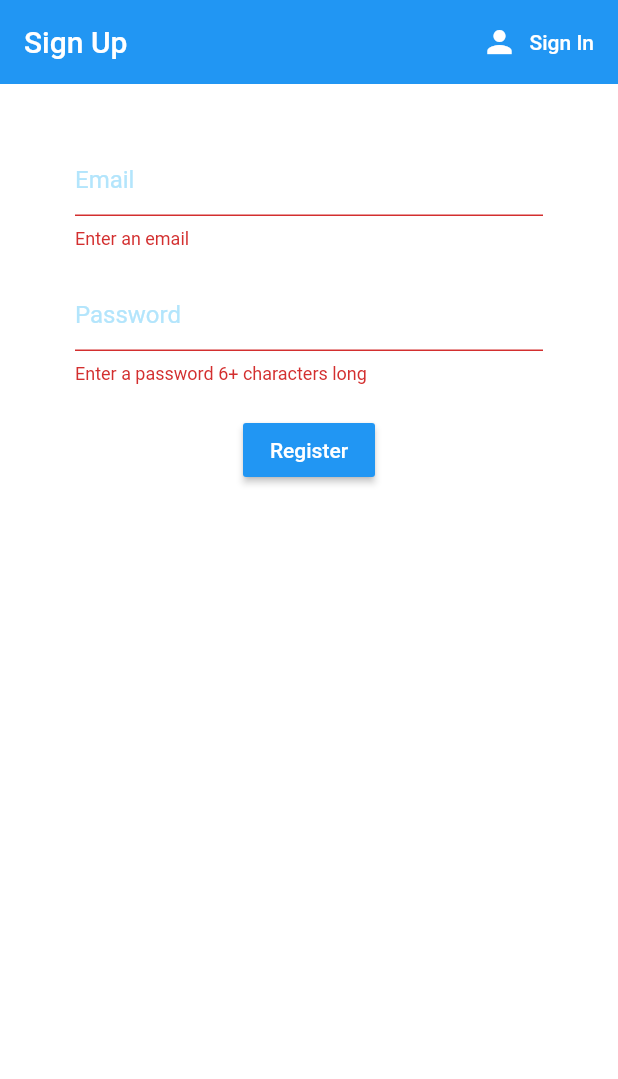
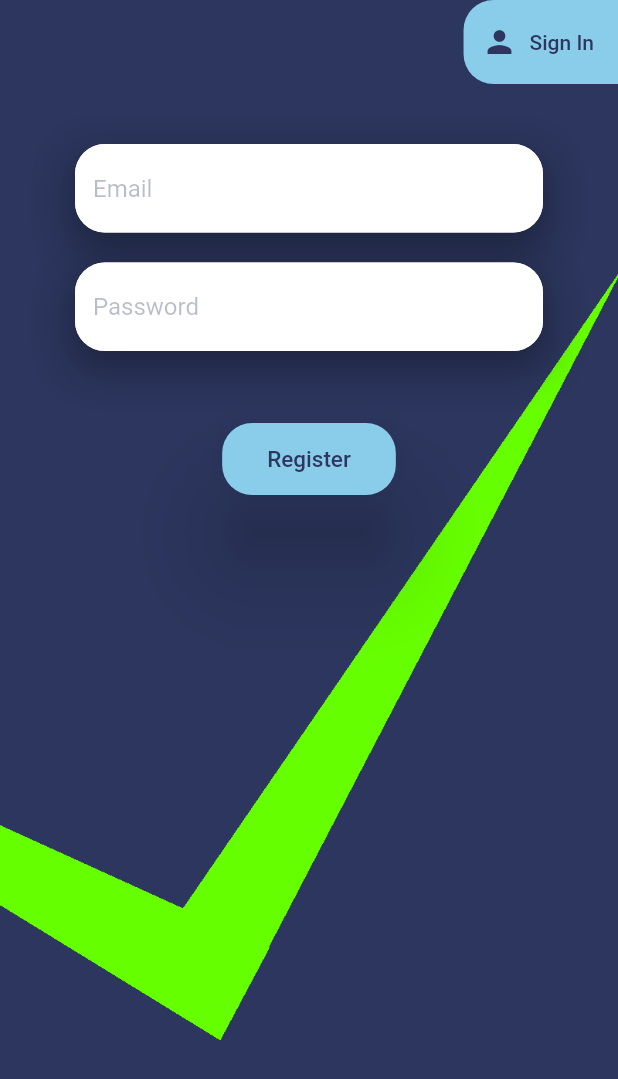
Before and after one commit to TBarmak/retask, a Flutter app: the screen it shows after launch, after a tap on "Sign in", after a tap on "Register", on a phone screen of 412 x 824 dp. Shown: the top 1079 px of the screen. Run offline on Flutter 3.47's test engine with Material 2 defaults, Android fonts, the light colour scheme and no system bars; our stand-ins replace cloud_firestore, firebase_auth, firebase_core, flutter_spinkit, numberpicker, rflutter_alert; accounts and stored records are empty.

Commit message:
Stylize sign-in and register screens
The authenticate widget is now a wrapper for two separate widgets for signing in and registering. There is now an animation between the sign-in and register widgets.

The colors of the widgets are set according to a theme in the constants.dart file. The current theme has a dark blue as the main color, with light blue and bright green accents.

```diff
--- a/lib/screens/authenticate/authenticate.dart
+++ b/lib/screens/authenticate/authenticate.dart
@@ -1,6 +1,7 @@
 import 'package:flutter/material.dart';
-import 'package:retask/screens/loading.dart';
-import 'package:retask/services/auth.dart';
+import 'package:retask/screens/authenticate/register.dart';
+import 'package:retask/screens/authenticate/sign_in.dart';
+import 'package:retask/shared/constants.dart';
 
 class Authenticate extends StatefulWidget {
   @override
@@ -8,137 +9,54 @@ class Authenticate extends StatefulWidget {
 }
 
 class _AuthenticateState extends State<Authenticate> {
-  final TextEditingController _emailController = new TextEditingController();
-  final TextEditingController _passwordController = new TextEditingController();
-
-  final AuthService _auth = AuthService();
-  final _formKey = GlobalKey<FormState>();
-
-  String email = '';
-  String password = '';
-  String error = '';
-
   /// Boolean used to show sign-in screen or register screen
   bool signIn = true;
 
-  /// Boolean used to show the loading screen
-  bool loading = false;
-
   @override
   Widget build(BuildContext context) {
-    return loading
-        ? Loading()
-        : Scaffold(
-            backgroundColor: Colors.white,
+    return Scaffold(
+        resizeToAvoidBottomInset: false,
+        backgroundColor: backgroundColor,
         appBar: AppBar(
-              backgroundColor: Colors.blue,
+          backgroundColor: backgroundColor,
           elevation: 0.0,
-              title: Text(signIn ? 'Sign In' : 'Sign Up'),
           actions: [
-                FlatButton.icon(
-                  icon: Icon(
-                    Icons.person,
-                    color: Colors.white,
-                  ),
+            Container(
+              decoration: BoxDecoration(
+                  color: accentColor1,
+                  borderRadius: BorderRadius.only(
+                      topLeft: Radius.circular(20),
+                      bottomLeft: Radius.circular(20))),
+              child: FlatButton.icon(
+                icon: Icon(Icons.person, color: backgroundColor),
                 label: Text(signIn ? 'Register' : 'Sign In',
-                      style: TextStyle(color: Colors.white)),
+                    style: TextStyle(color: backgroundColor)),
                 onPressed: () {
                   setState(() {
                     signIn = !signIn;
-                      _emailController.clear();
-                      _passwordController.clear();
-                      error = '';
-                      email = '';
-                      password = '';
                   });
                 },
+              ),
             )
           ],
         ),
-            body: Container(
-              padding: EdgeInsets.symmetric(vertical: 20, horizontal: 50),
-              child: Form(
-                  key: _formKey,
-                  child: Column(
+        body: Stack(
           children: [
-                      SizedBox(height: 20),
-                      TextFormField(
-                        controller: _emailController,
-                        validator: (val) =>
-                            val.isEmpty ? 'Enter an email' : null,
-                        onChanged: (val) {
-                          setState(() => email = val);
-                        },
-                        decoration: InputDecoration(
-                          hintText: "Email",
-                          hintStyle: TextStyle(color: Colors.lightBlue[100]),
-                          enabledBorder: UnderlineInputBorder(
-                              borderSide:
-                                  BorderSide(color: Colors.blue, width: 2.0)),
-                          focusedBorder: UnderlineInputBorder(
-                              borderSide:
-                                  BorderSide(color: Colors.blue, width: 2.0)),
+            Container(
+              decoration: BoxDecoration(
+                  image: DecorationImage(
+                      image: AssetImage("assets/check.png"),
+                      fit: BoxFit.fitWidth)),
             ),
+            AnimatedSwitcher(
+              child: signIn ? SignIn() : Register(),
+              transitionBuilder: (Widget child, Animation<double> animation) =>
+                  ScaleTransition(child: child, scale: animation),
+              duration: Duration(milliseconds: 500),
+              switchInCurve: Curves.bounceInOut,
+              switchOutCurve: Curves.easeInExpo,
             ),
-                      SizedBox(height: 20),
-                      TextFormField(
-                        controller: _passwordController,
-                        validator: (val) => val.length < 6
-                            ? 'Enter a password 6+ characters long'
-                            : null,
-                        obscureText: true,
-                        onChanged: (val) {
-                          setState(() => password = val);
-                        },
-                        decoration: InputDecoration(
-                          hintText: "Password",
-                          hintStyle: TextStyle(color: Colors.lightBlue[100]),
-                          enabledBorder: UnderlineInputBorder(
-                              borderSide:
-                                  BorderSide(color: Colors.blue, width: 2.0)),
-                          focusedBorder: UnderlineInputBorder(
-                              borderSide:
-                                  BorderSide(color: Colors.blue, width: 2.0)),
-                        ),
-                      ),
-                      SizedBox(height: 20),
-                      RaisedButton(
-                        color: Colors.blue,
-                        child: Text(signIn ? 'Sign in' : 'Register',
-                            style: TextStyle(color: Colors.white)),
-                        onPressed: () async {
-                          if (_formKey.currentState.validate()) {
-                            setState(() => loading = true);
-                            if (signIn) {
-                              dynamic result = await _auth
-                                  .signInWithEmailAndPassword(email, password);
-                              if (result == null) {
-                                setState(() {
-                                  loading = false;
-                                  error =
-                                      'Could not sign in with those credentials';
-                                });
-                              }
-                            } else {
-                              dynamic result =
-                                  await _auth.registerWithEmailAndPassword(
-                                      email, password);
-                              if (result == null) {
-                                setState(() {
-                                  loading = false;
-                                  error = 'Please supply a valid email';
-                                });
+          ],
+        ));
   }
 }
-                          }
-                        },
-                      ),
-                      SizedBox(height: 12),
-                      Text(error,
-                          style: TextStyle(color: Colors.red, fontSize: 14.0))
-                    ],
-                  )),
-            ),
-          );
-  }
-}
--- /dev/null
+++ b/lib/screens/authenticate/register.dart
@@ -0,0 +1,114 @@
+import 'package:flutter/material.dart';
+import 'package:retask/screens/loading.dart';
+import 'package:retask/services/auth.dart';
+import 'package:retask/shared/constants.dart';
+
+class Register extends StatefulWidget {
+  @override
+  _RegisterState createState() => _RegisterState();
+}
+
+class _RegisterState extends State<Register> {
+  final TextEditingController _emailController = new TextEditingController();
+  final TextEditingController _passwordController = new TextEditingController();
+
+  final AuthService _auth = AuthService();
+  final _formKey = GlobalKey<FormState>();
+
+  String email = '';
+  String password = '';
+  String error = '';
+
+  /// Boolean used to show the loading screen
+  bool loading = false;
+
+  @override
+  Widget build(BuildContext context) {
+    return loading
+        ? Loading()
+        : Container(
+            padding: EdgeInsets.symmetric(vertical: 20, horizontal: 50),
+            child: Form(
+                key: _formKey,
+                child: Column(
+                  children: [
+                    SizedBox(height: 20),
+                    Container(
+                      child: TextFormField(
+                        style: TextStyle(color: backgroundColor),
+                        controller: _emailController,
+                        validator: (val) =>
+                            val.isEmpty ? 'Enter an email' : null,
+                        onChanged: (val) {
+                          setState(() => email = val);
+                        },
+                        decoration:
+                            textInputDecoration.copyWith(hintText: 'Email'),
+                      ),
+                      decoration: BoxDecoration(boxShadow: [
+                        BoxShadow(
+                            color: Colors.black38,
+                            blurRadius: 25,
+                            offset: Offset(0, 10))
+                      ]),
+                    ),
+                    SizedBox(height: 20),
+                    Container(
+                      child: TextFormField(
+                        style: TextStyle(color: backgroundColor),
+                        controller: _passwordController,
+                        validator: (val) => val.length < 6
+                            ? 'Enter a password 6+ characters long'
+                            : null,
+                        obscureText: true,
+                        onChanged: (val) {
+                          setState(() => password = val);
+                        },
+                        decoration:
+                            textInputDecoration.copyWith(hintText: 'Password'),
+                      ),
+                      decoration: BoxDecoration(boxShadow: [
+                        BoxShadow(
+                            color: Colors.black38,
+                            blurRadius: 25,
+                            offset: Offset(0, 10))
+                      ]),
+                    ),
+                    SizedBox(height: 20),
+                    SizedBox(
+                      width: 200,
+                      child: Text(error,
+                          style:
+                              TextStyle(color: accentColor1, fontSize: 14.0)),
+                    ),
+                    SizedBox(height: 12),
+                    RaisedButton(
+                      elevation: 25,
+                      padding:
+                          EdgeInsets.symmetric(vertical: 15, horizontal: 30),
+                      color: accentColor1,
+                      shape: RoundedRectangleBorder(
+                          borderRadius: BorderRadius.circular(20)),
+                      child: Text('Register',
+                          style:
+                              TextStyle(color: backgroundColor, fontSize: 15)),
+                      onPressed: () async {
+                        if (_formKey.currentState.validate()) {
+                          setState(() => loading = true);
+                          dynamic result = await _auth
+                              .registerWithEmailAndPassword(email, password);
+                          if (result == null) {
+                            setState(() {
+                              loading = false;
+                              error =
+                                  'Could not register with those credentials.';
+                            });
+                          }
+                        }
+                      },
+                    ),
+                  ],
+                )),
+          );
+  }
+}
--- /dev/null
+++ b/lib/screens/authenticate/sign_in.dart
@@ -0,0 +1,113 @@
+import 'package:flutter/material.dart';
+import 'package:retask/screens/loading.dart';
+import 'package:retask/services/auth.dart';
+import 'package:retask/shared/constants.dart';
+
+class SignIn extends StatefulWidget {
+  @override
+  _SignInState createState() => _SignInState();
+}
+
+class _SignInState extends State<SignIn> {
+  final TextEditingController _emailController = new TextEditingController();
+  final TextEditingController _passwordController = new TextEditingController();
+
+  final AuthService _auth = AuthService();
+  final _formKey = GlobalKey<FormState>();
+
+  String email = '';
+  String password = '';
+  String error = '';
+
+  /// Boolean used to show the loading screen
+  bool loading = false;
+
+  @override
+  Widget build(BuildContext context) {
+    return loading
+        ? Loading()
+        : Container(
+            padding: EdgeInsets.symmetric(vertical: 20, horizontal: 50),
+            child: Form(
+                key: _formKey,
+                child: Column(
+                  children: [
+                    SizedBox(height: 20),
+                    Container(
+                      child: TextFormField(
+                        style: TextStyle(color: backgroundColor),
+                        controller: _emailController,
+                        validator: (val) =>
+                            val.isEmpty ? 'Enter your email' : null,
+                        onChanged: (val) {
+                          setState(() => email = val);
+                        },
+                        decoration:
+                            textInputDecoration.copyWith(hintText: 'Email'),
+                      ),
+                      decoration: BoxDecoration(boxShadow: [
+                        BoxShadow(
+                            color: Colors.black38,
+                            blurRadius: 25,
+                            offset: Offset(0, 10))
+                      ]),
+                    ),
+                    SizedBox(height: 20),
+                    Container(
+                      child: TextFormField(
+                        style: TextStyle(color: backgroundColor),
+                        controller: _passwordController,
+                        validator: (val) =>
+                            val.length < 6 ? 'Enter your password' : null,
+                        obscureText: true,
+                        onChanged: (val) {
+                          setState(() => password = val);
+                        },
+                        decoration:
+                            textInputDecoration.copyWith(hintText: 'Password'),
+                      ),
+                      decoration: BoxDecoration(boxShadow: [
+                        BoxShadow(
+                            color: Colors.black38,
+                            blurRadius: 25,
+                            offset: Offset(0, 10))
+                      ]),
+                    ),
+                    SizedBox(height: 20),
+                    SizedBox(
+                      width: 200,
+                      child: Text(error,
+                          style:
+                              TextStyle(color: accentColor1, fontSize: 14.0)),
+                    ),
+                    SizedBox(height: 12),
+                    RaisedButton(
+                      elevation: 25,
+                      padding:
+                          EdgeInsets.symmetric(vertical: 15, horizontal: 30),
+                      color: accentColor1,
+                      shape: RoundedRectangleBorder(
+                          borderRadius: BorderRadius.circular(20)),
+                      child: Text('Sign in',
+                          style:
+                              TextStyle(color: backgroundColor, fontSize: 15)),
+                      onPressed: () async {
+                        if (_formKey.currentState.validate()) {
+                          setState(() => loading = true);
+                          dynamic result = await _auth
+                              .signInWithEmailAndPassword(email, password);
+                          if (result == null) {
+                            setState(() {
+                              loading = false;
+                              error =
+                                  'Could not sign in with those credentials.';
+                            });
+                          }
+                        }
+                      },
+                    ),
+                  ],
+                )),
+          );
+  }
+}
--- a/lib/screens/loading.dart
+++ b/lib/screens/loading.dart
@@ -1,14 +1,15 @@
 import 'package:flutter/material.dart';
 import 'package:flutter_spinkit/flutter_spinkit.dart';
+import 'package:retask/shared/constants.dart';
 
 class Loading extends StatelessWidget {
   @override
   Widget build(BuildContext context) {
     return Container(
-        color: Colors.white,
+        color: backgroundColor,
         child: Center(
             child: SpinKitChasingDots(
-          color: Colors.blue,
+          color: accentColor1,
           size: 50.0,
         )));
   }
--- a/lib/shared/constants.dart
+++ b/lib/shared/constants.dart
@@ -22,3 +22,28 @@ Map<String, Function> nextDueDateFromRecurWindow = {
   'monthy': (DateTime date) => DateTime(date.year, date.month + 1, date.day),
   'annually': (DateTime date) => DateTime(date.year + 1, date.month, date.day)
 };
+
+// Colors for the theme
+const Color backgroundColor = Color(0xff2c365e);
+const Color backgroundColorTranslucent = Color(0x552c365e);
+const Color accentColor1 = Color(0xff8acdea);
+const Color accentColor2 = Color(0xff66ff00);
+
+/// Decoration for all TextFormFields
+const textInputDecoration = InputDecoration(
+    fillColor: Colors.white,
+    filled: true,
+    hintStyle: TextStyle(color: backgroundColorTranslucent),
+    enabledBorder: OutlineInputBorder(
+        borderRadius: BorderRadius.all(Radius.circular(20)),
+        borderSide: BorderSide(color: Colors.white, width: 2.0)),
+    focusedBorder: OutlineInputBorder(
+        borderRadius: BorderRadius.all(Radius.circular(20)),
+        borderSide: BorderSide(color: accentColor1, width: 2.0)),
+    errorStyle: TextStyle(color: accentColor1),
+    focusedErrorBorder: UnderlineInputBorder(
+        borderRadius: BorderRadius.all(Radius.circular(20)),
+        borderSide: BorderSide(color: accentColor1, width: 2.0)),
+    errorBorder: UnderlineInputBorder(
+        borderRadius: BorderRadius.all(Radius.circular(20)),
+        borderSide: BorderSide(color: accentColor1, width: 2.0)));
--- a/pubspec.yaml
+++ b/pubspec.yaml
@@ -51,9 +51,8 @@ flutter:
   uses-material-design: true
 
   # To add assets to your application, add an assets section, like this:
-  # assets:
-  #   - images/a_dot_burr.jpeg
-  #   - images/a_dot_ham.jpeg
+  assets:
+    - assets/check.png
 
   # An image asset can refer to one or more resolution-specific "variants", see
   # https://flutter.dev/assets-and-images/#resolution-aware.
```
Also changed, not shown: assets/check.png (added). Lines whose indentation alone changed are shown as unchanged.
